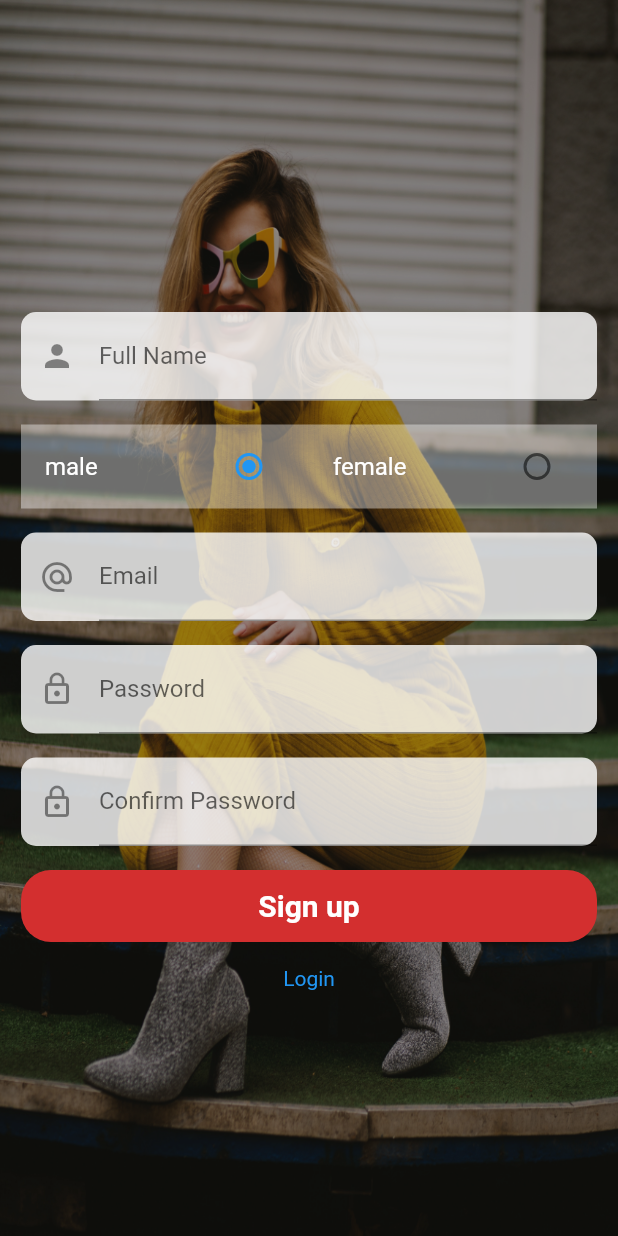
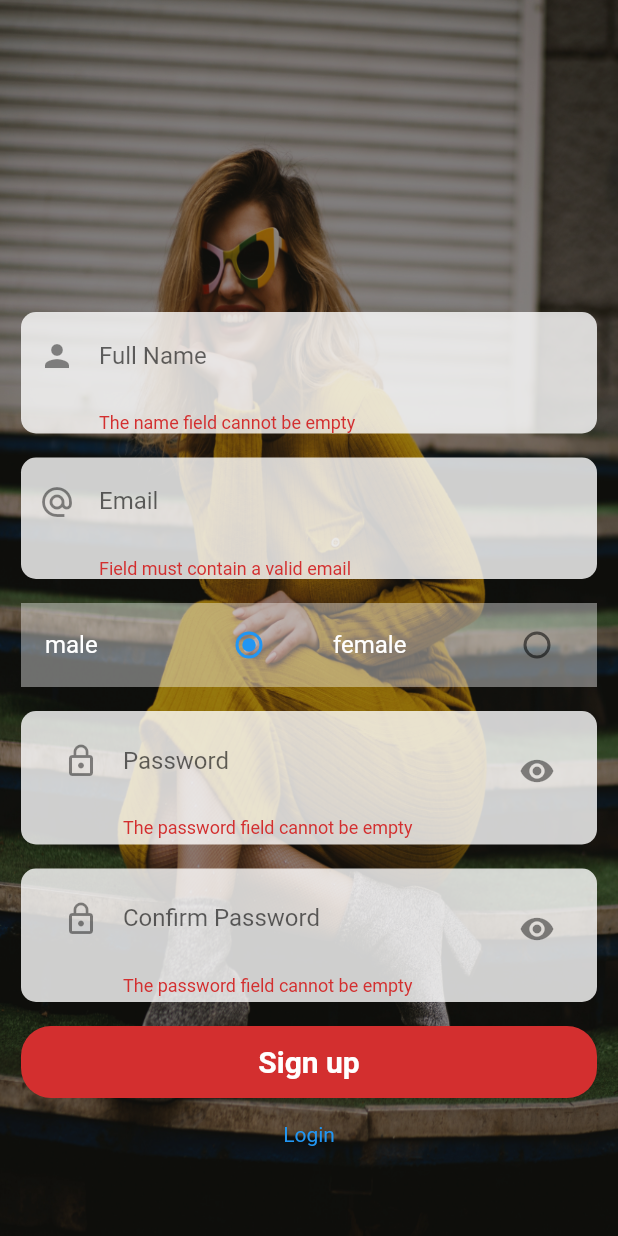
Before and after one commit to Kribas/Ecommerce, a Flutter app: the SignUp screen opened directly, after a tap on "Sign up", on a phone screen of 412 x 824 dp. Run offline on Flutter 3.47's test engine with Material 2 defaults, Android fonts, the phone set to English and light mode, and no system bars; our stand-ins replace cloud_firestore, firebase_auth, firebase_core, firebase_database, fluttertoast, google_sign_in and 1 more; accounts and stored records are empty; network calls fail.

Commit message:
made changes

```diff
--- /dev/null
+++ b/lib/db/users.dart
@@ -0,0 +1,12 @@
+import 'package:firebase_database/firebase_database.dart';
+
+class UserServices {
+  FirebaseDatabase _database = FirebaseDatabase.instance;
+  String ref = "users";
+
+  createUser(Map value) {
+    _database.reference().child(ref).push().set(
+      value
+    ).catchError((e) => {print(e.toString())});
+  }
+}
--- a/lib/main.dart
+++ b/lib/main.dart
@@ -1,8 +1,13 @@
+import 'package:firebase_core/firebase_core.dart';
 import 'package:flutter/material.dart';
+import 'package:shopsolutions/pages/Home.dart';
+import 'package:firebase_core/firebase_core.dart';
 import 'package:shopsolutions/pages/login.dart';
 
 void main() async {
 
+  WidgetsFlutterBinding.ensureInitialized();
+  await Firebase.initializeApp();
 
   runApp(MaterialApp(
     debugShowCheckedModeBanner: false,
--- a/lib/pages/login.dart
+++ b/lib/pages/login.dart
@@ -13,6 +13,8 @@ class Login extends StatefulWidget {
 }
 
 class _LoginState extends State<Login> {
+
+  final FirebaseAuth firebaseAuth = FirebaseAuth.instance;
 
   final _formKey = GlobalKey<FormState>();
   TextEditingController _emailTextController = TextEditingController();
--- a/lib/pages/signup.dart
+++ b/lib/pages/signup.dart
@@ -1,4 +1,7 @@
+import 'package:firebase_auth/firebase_auth.dart';
+import 'package:shopsolutions/db/users.dart';
 import 'package:flutter/material.dart';
+import 'package:shopsolutions/pages/Home.dart';
 
 class SignUp extends StatefulWidget {
   @override
@@ -7,6 +10,10 @@ class SignUp extends StatefulWidget {
 
 class _SignUpState extends State<SignUp> {
 
+  final FirebaseAuth firebaseAuth = FirebaseAuth.instance;
+
+  UserServices _userServices = UserServices();
+
   final _formKey = GlobalKey<FormState>();
   TextEditingController _emailTextController = TextEditingController();
   TextEditingController _passwordTextController = TextEditingController();
@@ -14,6 +21,8 @@ class _SignUpState extends State<SignUp> {
   TextEditingController _nameTextController = TextEditingController();
   String gender;
   String groupValue = "male";
+  bool hidePass = true;
+  bool hideConfirmPass = true;
 
   bool loading = false;
 
@@ -55,6 +64,8 @@ class _SignUpState extends State<SignUp> {
                                 decoration: InputDecoration(
                                   labelText: "Full Name",
                                   icon: Icon(Icons.person),
+                                    border: InputBorder.none
+
                                 ),
                                 keyboardType: TextInputType.text,
                                 controller: _nameTextController,
@@ -64,6 +75,31 @@ class _SignUpState extends State<SignUp> {
                                   }
                                   return null;
                                 }
+                            ),
+                          ),
+                        ),
+                      ),
+
+
+
+
+                      Padding(
+                        padding: const EdgeInsets.fromLTRB(14.0,8.0,14.0,8.0),
+                        child: Material(
+                          borderRadius: BorderRadius.circular(10.0),
+                          color: Colors.white.withOpacity(0.8),
+                          elevation: 0.0,
+                          child: Padding(
+                            padding: const EdgeInsets.only(left: 12.0),
+                            child: TextFormField(
+                              decoration: InputDecoration(
+                                labelText: "Email",
+                                icon: Icon(Icons.alternate_email),
+                                  border: InputBorder.none
+                              ),
+                              keyboardType: TextInputType.emailAddress,
+                              controller: _emailTextController,
+                              validator: (value) => !value.contains('@') ? "Field must contain a valid email" : null,
                             ),
                           ),
                         ),
@@ -104,7 +140,6 @@ class _SignUpState extends State<SignUp> {
                         ),
                       ),
 
-
                       Padding(
                         padding: const EdgeInsets.fromLTRB(14.0,8.0,14.0,8.0),
                         child: Material(
@@ -113,14 +148,41 @@ class _SignUpState extends State<SignUp> {
                           elevation: 0.0,
                           child: Padding(
                             padding: const EdgeInsets.only(left: 12.0),
-                            child: TextFormField(
+                            child: ListTile(
+                              title: TextFormField(
+                                obscureText: hidePass,
                                   decoration: InputDecoration(
-                                labelText: "Email",
-                                icon: Icon(Icons.alternate_email),
+                                    labelText: "Password",
+                                    icon: Icon(Icons.lock_outline),
+                                    border: InputBorder.none
                                   ),
                                   keyboardType: TextInputType.emailAddress,
-                              controller: _emailTextController,
-                              validator: (value) => !value.contains('@') ? "Field must contain a valid email" : null,
+                                  controller: _passwordTextController,
+                                  validator: (value) {
+                                    if(value.isEmpty) {
+                                      return "The password field cannot be empty";
+                                    }else if(value.length < 6) {
+                                      return "The password has to be atleast 6 characters long";
+                                    }
+                                    return null;
+                                  }
+                              ),
+                              trailing: IconButton(onPressed: () {
+
+                                if(hidePass == true) {
+                                  setState(() {
+                                    hidePass = false;
+                                  });
+                                }else if(hidePass == false){
+                                  setState(() {
+                                    hidePass = true;
+                                  });
+
+                                }
+
+                              },
+                                  icon: Icon(Icons.remove_red_eye)),
+
                             ),
                           ),
                         ),
@@ -134,39 +196,15 @@ class _SignUpState extends State<SignUp> {
                           elevation: 0.0,
                           child: Padding(
                             padding: const EdgeInsets.only(left: 12.0),
-                            child: TextFormField(
-                                decoration: InputDecoration(
-                                  labelText: "Password",
-                                  icon: Icon(Icons.lock_outline),
-                                ),
-                                keyboardType: TextInputType.emailAddress,
-                                controller: _passwordTextController,
-                                validator: (value) {
-                                  if(value.isEmpty) {
-                                    return "The password field cannot be empty";
-                                  }else if(value.length < 6) {
-                                    return "The password has to be atleast 6 characters long";
-                                  }
-                                  return null;
-                                }
-                            ),
-                          ),
-                        ),
-                      ),
-
-                      Padding(
-                        padding: const EdgeInsets.fromLTRB(14.0,8.0,14.0,8.0),
-                        child: Material(
-                          borderRadius: BorderRadius.circular(10.0),
-                          color: Colors.white.withOpacity(0.8),
-                          elevation: 0.0,
-                          child: Padding(
-                            padding: const EdgeInsets.only(left: 12.0),
-                            child: TextFormField(
+                            child: ListTile(
+                              title: TextFormField(
+                                obscureText: hideConfirmPass,
                                   decoration: InputDecoration(
                                     labelText: "Confirm Password",
                                     icon: Icon(Icons.lock_outline),
+                                    border: InputBorder.none
                                   ),
+
                                   keyboardType: TextInputType.emailAddress,
                                   controller: _confirmPasswordController,
                                   validator: (value) {
@@ -174,9 +212,25 @@ class _SignUpState extends State<SignUp> {
                                       return "The password field cannot be empty";
                                     }else if(value.length < 6) {
                                       return "The password has to be atleast 6 characters long";
+                                    }else if(_passwordTextController.text!=value) {
+                                      return "the passwords do not match";
                                     }
                                     return null;
                                   }
+                              ),
+                                trailing: IconButton(onPressed: () {
+                                  if(hideConfirmPass == true) {
+                                    setState(() {
+                                      hideConfirmPass = false;
+                                    });
+                                  }else if(hideConfirmPass == false){
+                                    setState(() {
+                                      hideConfirmPass = true;
+                                    });
+
+                                  }
+                                },
+                                    icon: Icon(Icons.remove_red_eye))
                             ),
                           ),
                         ),
@@ -189,7 +243,9 @@ class _SignUpState extends State<SignUp> {
                             color: Colors.red.shade700,
                             elevation: 0.0,
                             child: MaterialButton(
-                              onPressed: () {},
+                              onPressed: () async {
+                                validateForm();
+                              },
                               minWidth: MediaQuery.of(context).size.width,
                               child: Text('Sign up',
                                 style: TextStyle(
@@ -243,9 +299,36 @@ class _SignUpState extends State<SignUp> {
     setState(() {
       if(e == "male") {
         groupValue = e;
+        gender = e;
       }else if(e == "female") {
         groupValue = e;
+        gender = e;
       }
     });
   }
+
+  Future validateForm() async {
+    FormState formState = _formKey.currentState;
+    if(formState.validate()) {
+      formState.reset();
+     final User user = firebaseAuth.currentUser;
+     if(user == null) {
+       firebaseAuth.createUserWithEmailAndPassword(
+           email: _emailTextController.text,
+           password: _passwordTextController.text)
+       .then((user) => {
+          _userServices.createUser(
+              {
+                "username": _nameTextController.text,
+                "email": _emailTextController.text,
+                "userId": user.user.uid,
+                "gender": gender,
               }
+          )
+       }).catchError((err) => {print(err.toString())});
+
+       Navigator.pushReplacement(context, MaterialPageRoute(builder: (context) => HomePage()));
+     }
+    }
+  }
+}
--- a/pubspec.yaml
+++ b/pubspec.yaml
@@ -35,6 +35,7 @@ dependencies:
   shared_preferences: ^2.0.5
   fluttertoast: ^8.0.3
   firebase_core: ^1.0.2
+  firebase_database: ^6.1.1
 
 dev_dependencies:
   flutter_test:
```
Also changed, not shown: lib/pages/Home.dart (+18 -0 lines), pubspec.lock. Lines whose indentation alone changed are shown as unchanged.
